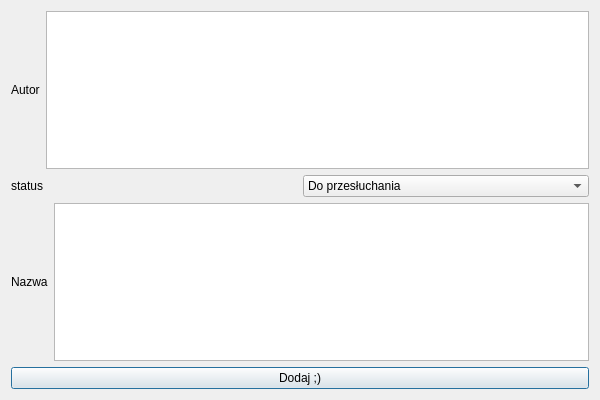
This is formDialog.ui in suwka/musicapp as Qt 5 draws it before an edit. The edited form follows.
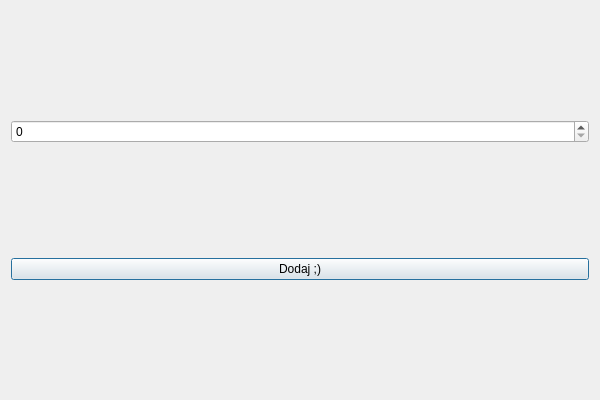
This is the edited form.

Diff of the .ui file:
```diff
--- a/formDialog.ui
+++ b/formDialog.ui
@@ -17,60 +17,15 @@
    <item>
     <layout class="QHBoxLayout" name="horizontalLayout_2">
      <item>
-      <widget class="QLabel" name="label_2">
-       <property name="text">
-        <string>Autor</string>
-       </property>
-      </widget>
+      <widget class="QSpinBox" name="spinBox"/>
      </item>
-     <item>
-      <widget class="QPlainTextEdit" name="plainTextEdit"/>
-     </item>
     </layout>
    </item>
    <item>
-    <layout class="QHBoxLayout" name="horizontalLayout_3">
-     <item>
-      <widget class="QLabel" name="label_3">
-       <property name="text">
-        <string>status</string>
-       </property>
-      </widget>
-     </item>
-     <item>
-      <widget class="QComboBox" name="comboBox">
-       <item>
-        <property name="text">
-         <string>Do przesłuchania</string>
-        </property>
-       </item>
-       <item>
-        <property name="text">
-         <string>W trakcie słuchania</string>
-        </property>
-       </item>
-       <item>
-        <property name="text">
-         <string>Przesłuchane</string>
-        </property>
-       </item>
-      </widget>
-     </item>
-    </layout>
+    <layout class="QHBoxLayout" name="horizontalLayout_3"/>
    </item>
    <item>
-    <layout class="QHBoxLayout" name="horizontalLayout" stretch="0,0">
-     <item>
-      <widget class="QLabel" name="label">
-       <property name="text">
-        <string>Nazwa</string>
-       </property>
-      </widget>
-     </item>
-     <item>
-      <widget class="QTextEdit" name="textEdit"/>
-     </item>
-    </layout>
+    <layout class="QHBoxLayout" name="horizontalLayout"/>
    </item>
    <item>
     <widget class="QPushButton" name="pushButton">
```
Left out of the diff: 4 changed lines with no effect on the pictures.
